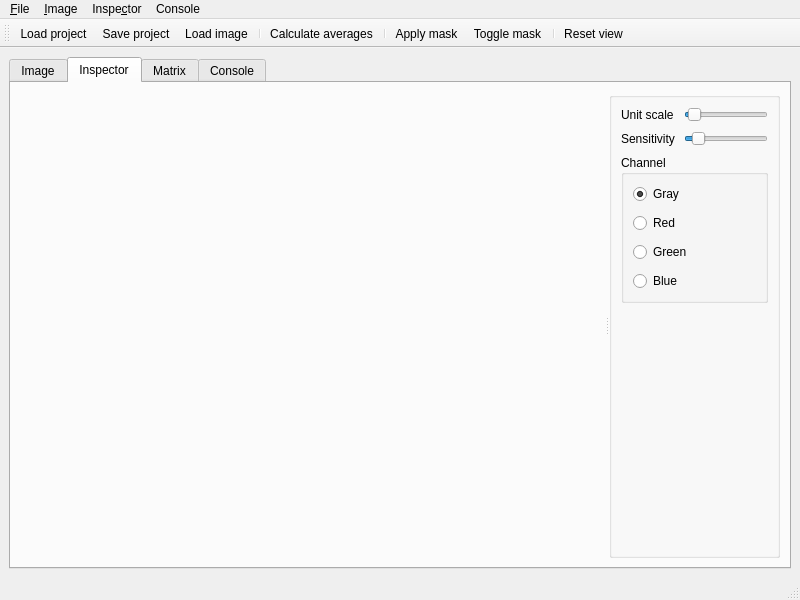
Old version of the form MainWindow.ui in the repository azurvii/arias.
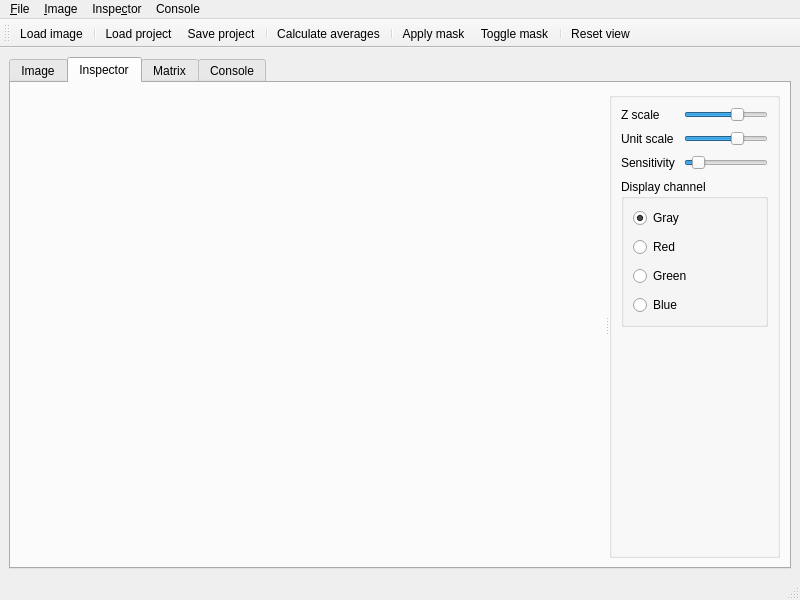
New version of the form. The open tabs and pages were chosen to show the change. Icons and pictures are not drawn. Custom widgets are drawn as their Qt base class.

```diff
--- a/MainWindow.ui
+++ b/MainWindow.ui
@@ -358,14 +358,14 @@
            <layout class="QVBoxLayout" name="verticalLayout_4">
             <item>
              <layout class="QGridLayout" name="gridLayout_2">
-              <item row="0" column="0">
+              <item row="1" column="0">
                <widget class="QLabel" name="label_6">
                 <property name="text">
                  <string>Unit scale</string>
                 </property>
                </widget>
               </item>
-              <item row="0" column="1">
+              <item row="1" column="1">
                <widget class="QSlider" name="canvasScaleSlider">
                 <property name="sizePolicy">
                  <sizepolicy hsizetype="MinimumExpanding" vsizetype="Fixed">
@@ -374,27 +374,27 @@
                  </sizepolicy>
                 </property>
                 <property name="minimum">
-                 <number>1</number>
+                 <number>-200</number>
                 </property>
                 <property name="maximum">
-                 <number>200</number>
+                 <number>100</number>
                 </property>
                 <property name="value">
-                 <number>10</number>
+                 <number>0</number>
                 </property>
                 <property name="orientation">
                  <enum>Qt::Horizontal</enum>
                 </property>
                </widget>
               </item>
-              <item row="1" column="0">
+              <item row="2" column="0">
                <widget class="QLabel" name="label_7">
                 <property name="text">
                  <string>Sensitivity</string>
                 </property>
                </widget>
               </item>
-              <item row="1" column="1">
+              <item row="2" column="1">
                <widget class="QSlider" name="canvasSensitivitySlider">
                 <property name="sizePolicy">
                  <sizepolicy hsizetype="MinimumExpanding" vsizetype="Fixed">
@@ -416,12 +416,41 @@
                 </property>
                </widget>
               </item>
+              <item row="0" column="0">
+               <widget class="QLabel" name="label_8">
+                <property name="text">
+                 <string>Z scale</string>
+                </property>
+               </widget>
+              </item>
+              <item row="0" column="1">
+               <widget class="QSlider" name="canvasZScaleSlider">
+                <property name="sizePolicy">
+                 <sizepolicy hsizetype="MinimumExpanding" vsizetype="Fixed">
+                  <horstretch>0</horstretch>
+                  <verstretch>0</verstretch>
+                 </sizepolicy>
+                </property>
+                <property name="minimum">
+                 <number>-400</number>
+                </property>
+                <property name="maximum">
+                 <number>200</number>
+                </property>
+                <property name="value">
+                 <number>0</number>
+                </property>
+                <property name="orientation">
+                 <enum>Qt::Horizontal</enum>
+                </property>
+               </widget>
+              </item>
              </layout>
             </item>
             <item>
              <widget class="QGroupBox" name="groupBox_3">
               <property name="title">
-               <string>Channel</string>
+               <string>Display channel</string>
               </property>
               <layout class="QVBoxLayout" name="verticalLayout_6">
                <item>
@@ -641,9 +670,10 @@
    <attribute name="toolBarBreak">
     <bool>false</bool>
    </attribute>
+   <addaction name="actionLoadImage"/>
+   <addaction name="separator"/>
    <addaction name="actionLoadProject"/>
    <addaction name="actionSaveProject"/>
-   <addaction name="actionLoadImage"/>
    <addaction name="separator"/>
    <addaction name="actionCalculateAverages"/>
    <addaction name="separator"/>
```
Left out of the diff: 2 changed lines with no effect on the pictures.
